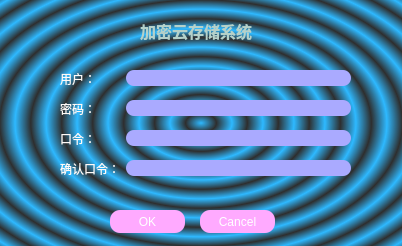
This is CloudSys_Qt/login.ui in songzhj/CloudSys as Qt 5 draws it before an edit. The edited form follows.
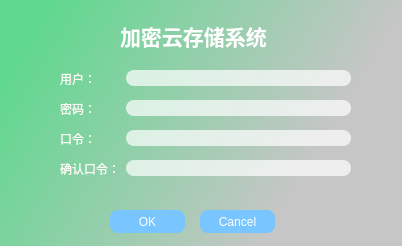
This is the edited form.

Diff of the .ui file:
```diff
--- a/CloudSys_Qt/login.ui
+++ b/CloudSys_Qt/login.ui
@@ -21,11 +21,7 @@
   </property>
   <property name="styleSheet">
    <string notr="true">QDialog{
-background-color: qradialgradient(spread:repeat, cx:0.5, cy:0.5, radius:0.077, fx:0.5, fy:0.5, stop:0 rgba(0, 169, 255, 147), stop:0.497326 rgba(0, 0, 0, 147), stop:1 rgba(0, 169, 255, 147));
-color:rgb(144, 254, 255);
-}
-*{
-color:rgb(255, 255, 255);
+background:qlineargradient(spread:pad, x1:0, y1:0, x2:0.988636, y2:0.369, stop:0.102273 rgba(95, 216, 142, 255), stop:0.909091 rgba(198, 198, 198, 255));
 }</string>
   </property>
   <property name="windowFilePath">
@@ -37,17 +33,18 @@
   <widget class="QLabel" name="label_3">
    <property name="geometry">
     <rect>
-     <x>140</x>
+     <x>120</x>
      <y>20</y>
-     <width>121</width>
-     <height>21</height>
+     <width>161</width>
+     <height>31</height>
     </rect>
    </property>
    <property name="font">
     <font>
      <family>黑体</family>
-     <pointsize>12</pointsize>
+     <pointsize>16</pointsize>
      <weight>75</weight>
+     <italic>false</italic>
      <bold>true</bold>
     </font>
    </property>
@@ -55,7 +52,10 @@
     <enum>Qt::LeftToRight</enum>
    </property>
    <property name="styleSheet">
-    <string notr="true">QLabel{ color:rgb(181, 209, 202)}</string>
+    <string notr="true">QLabel{ 
+	color:rgb(255, 255, 255);
+}
+</string>
    </property>
    <property name="text">
     <string>加密云存储系统</string>
@@ -91,11 +91,12 @@
      <widget class="QLineEdit" name="user">
       <property name="styleSheet">
        <string notr="true">QLineEdit{
-background-color: rgb(170, 170, 255);
-alternate-background-color: rgb(0, 0, 0);
+background:rgba(255,255,255,0.7);
 border-width:1px;
+border-color:rgb(222, 221, 239);
 border-radius:8px;
-color: rgb(255, 255, 255);
+padding:0px;
+margin:0px;
 }</string>
       </property>
       <property name="maxLength">
@@ -123,11 +124,12 @@
       </property>
       <property name="styleSheet">
        <string notr="true">QLineEdit{
-background-color: rgb(170, 170, 255);
-alternate-background-color: rgb(0, 0, 0);
+background:rgba(255,255,255,0.7);
 border-width:1px;
+border-color:rgb(222, 221, 239);
 border-radius:8px;
-color: rgb(255, 255, 255);
+padding:0px;
+margin:0px;
 }</string>
       </property>
       <property name="inputMethodHints">
@@ -158,11 +160,12 @@
      <widget class="QLineEdit" name="key">
       <property name="styleSheet">
        <string notr="true">QLineEdit{
-background-color: rgb(170, 170, 255);
-alternate-background-color: rgb(0, 0, 0);
+background:rgba(255,255,255,0.7);
 border-width:1px;
+border-color:rgb(222, 221, 239);
 border-radius:8px;
-color: rgb(255, 255, 255);
+padding:0px;
+margin:0px;
 }</string>
       </property>
       <property name="maxLength">
@@ -187,11 +190,12 @@
      <widget class="QLineEdit" name="confirmKey">
       <property name="styleSheet">
        <string notr="true">QLineEdit{
-background-color: rgb(170, 170, 255);
-alternate-background-color: rgb(0, 0, 0);
+background:rgba(255,255,255,0.7);
 border-width:1px;
+border-color:rgb(222, 221, 239);
 border-radius:8px;
-color: rgb(255, 255, 255);
+padding:0px;
+margin:0px;
 }</string>
       </property>
       <property name="maxLength">
@@ -218,17 +222,18 @@
    </property>
    <property name="styleSheet">
     <string notr="true">QPushButton{
-background-color: rgb(255, 170, 255);
-border-width:1px;
-border-radius: 10px;
-color:rgb(255, 255, 255)
+border-width:2px;
+border-radius:8px;
+border-color:rgba(119, 196, 255);
+background:rgb(121, 197, 255);
+color:rgb(255, 255, 255);
 }
-
-QPushButton::pressed{
-border-width: 5px;
-border-radius: 6px;
-border-color: rgb(255, 0, 0);
-background-color: rgb(255, 0, 0);
+QPushButton::hover{
+border-width:2px;
+border-radius:8px;
+border-color:rgba(119, 196, 255);
+background:rgba(170, 255, 127,0.93);
+color:rgb(255, 255, 255);
 }</string>
    </property>
    <property name="text">
@@ -246,17 +251,18 @@
    </property>
    <property name="styleSheet">
     <string notr="true">QPushButton{
-background-color: rgb(255, 170, 255);
-border-width:1px;
-border-radius: 10px;
-color:rgb(255, 255, 255)
+border-width:2px;
+border-radius:8px;
+border-color:rgba(119, 196, 255);
+background:rgb(121, 197, 255);
+color:rgb(255, 255, 255);
 }
-
-QPushButton::pressed{
-border-width: 5px;
-border-radius: 6px;
-border-color: rgb(0, 0, 0);
-background-color: rgb(0, 0, 0);
+QPushButton::hover{
+border-width:2px;
+border-radius:8px;
+border-color:rgba(119, 196, 255);
+background:rgba(170, 255, 127,0.93);
+color:rgb(255, 255, 255);
 }</string>
    </property>
    <property name="text">
```
